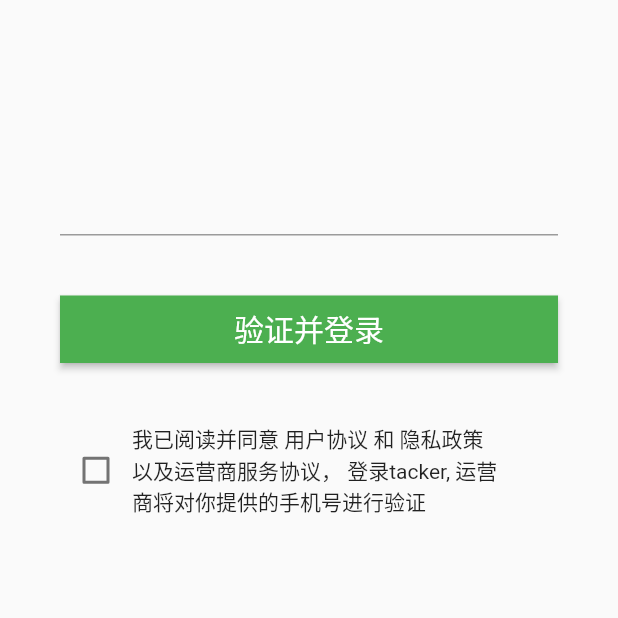
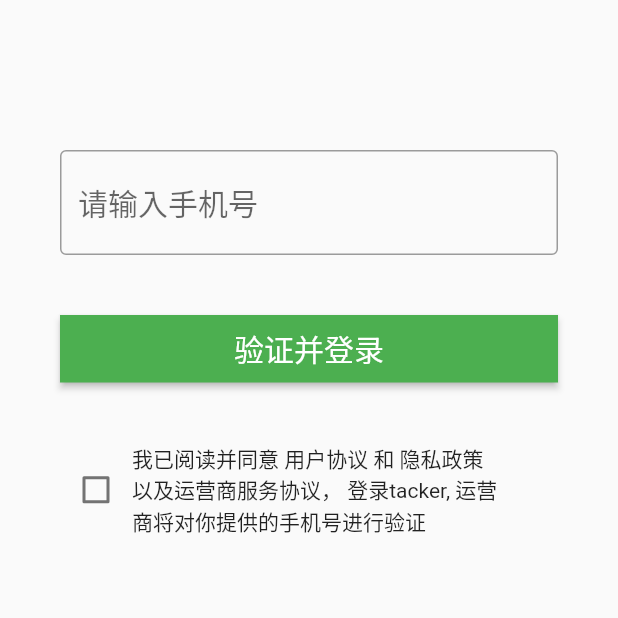
Before and after one commit to csbbo/tracker-ce, a Flutter app: the LoginPage screen opened directly, on a phone screen of 412 x 824 dp, the top half of it. Run offline on Flutter 3.47's test engine with Material 2 defaults, Android fonts, the phone set to English and light mode, and no system bars; our stand-ins replace get, shared_preferences; accounts and stored records are empty; network calls fail.

Commit message:
添加登录缓存

```diff
--- /dev/null
+++ b/lib/common/utils/user_preference.dart
@@ -0,0 +1,13 @@
+
+
+import 'package:shared_preferences/shared_preferences.dart';
+
+class UserPreferences {
+  static const _phoneNumber = "phone_number";
+
+  static late SharedPreferences _preferences;
+  static Future init() async => _preferences = await SharedPreferences.getInstance();
+
+  static Future setPhoneNumber(String phoneNumber) async => await _preferences.setString(_phoneNumber, phoneNumber);
+  static String? getPhoneNumber() => _preferences.getString(_phoneNumber);
+}
--- a/lib/pages/login.dart
+++ b/lib/pages/login.dart
@@ -1,6 +1,8 @@
 import 'package:flutter/material.dart';
 import 'package:get/get.dart';
 import 'package:tracker/pages/verify.dart';
+
+import '../common/utils/user_preference.dart';
 
 class LoginPage extends StatefulWidget {
   const LoginPage({Key? key}) : super(key: key);
@@ -10,7 +12,14 @@ class LoginPage extends StatefulWidget {
 }
 
 class _LoginPageState extends State<LoginPage> {
+  String phoneNumber = "";
   bool isChecked = false;
+
+  @override
+  void initState() {
+    super.initState();
+    phoneNumber = UserPreferences.getPhoneNumber() ?? "";
+  }
 
   @override
   Widget build(BuildContext context) {
@@ -23,8 +32,16 @@ class _LoginPageState extends State<LoginPage> {
         ),
         child: Column(
           children: [
-            const TextField(
-              style: TextStyle(fontSize: 28, color: Colors.black87),
+            TextFormField(
+              initialValue: phoneNumber,
+              decoration: const InputDecoration(
+                border: OutlineInputBorder(),
+                hintText: "请输入手机号"
+              ),
+              style: const TextStyle(fontSize: 20, color: Colors.black87),
+              onChanged: (inputText) => setState(() {
+                phoneNumber = inputText;
+              }),
             ),
             Container(
               margin: const EdgeInsets.symmetric(
@@ -33,7 +50,8 @@ class _LoginPageState extends State<LoginPage> {
               width: double.infinity,
               height: 45,
               child: ElevatedButton(
-                  onPressed: () {
+                  onPressed: () async {
+                    await UserPreferences.setPhoneNumber(phoneNumber);
                     Get.to(VerifyPage());
                   },
                   style: ElevatedButton.styleFrom(
--- a/pubspec.yaml
+++ b/pubspec.yaml
@@ -32,6 +32,8 @@ dependencies:
   flutter:
     sdk: flutter
 
+  # 缓存
+  shared_preferences: ^2.0.15
   # get x
   get: 4.6.5
   # 高德定位
```
Also changed, not shown: lib/main.dart (+6 -1 lines), lib/pages/home.dart (+15 -5 lines), pubspec.lock.
